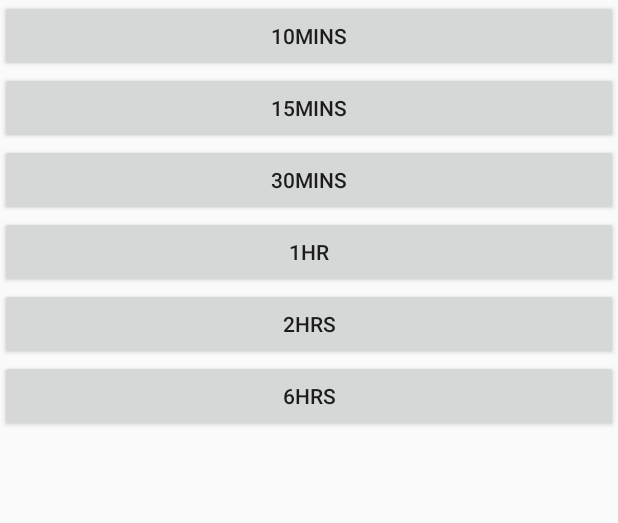
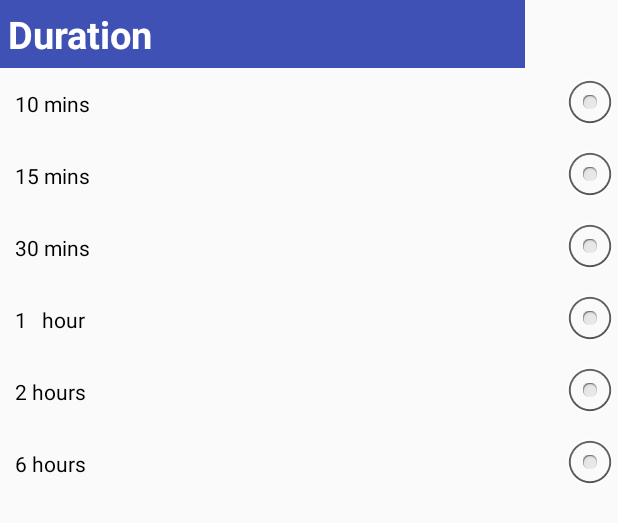
Before and after one commit to naturecurly/ITime, an Android app: the layout fragment_meeting_duration_dialog_button.xml on its own in the app's theme, with its tools: preview values and no code run, on a phone screen of 412 x 824 dp. Shown: the top 523 px of the screen. Run offline under Robolectric (Android 15) with nearby library versions, the phone set to English and light mode, and no system bars.

Commit message:
Radio Button

```diff
--- a/app/src/main/java/com/itime/team/itime/fragments/MeetingAddDialogFragment.java
+++ b/app/src/main/java/com/itime/team/itime/fragments/MeetingAddDialogFragment.java
@@ -6,6 +6,7 @@ import android.support.v4.app.DialogFragment;
 import android.view.LayoutInflater;
 import android.view.View;
 import android.view.ViewGroup;
+import android.view.Window;
 import android.widget.AdapterView;
 import android.widget.ListView;
 import android.widget.SimpleAdapter;
@@ -39,7 +40,8 @@ public class MeetingAddDialogFragment extends DialogFragment implements DataRequ
         listView = (ListView) addDialog.findViewById(R.id.meeting_add_listview);
         listItem = new ArrayList<HashMap<String, Object>>();
         mJsonManager = new JsonManager();
-        getDialog().setTitle("Search");
+//        getDialog().setTitle("Search");
+        getDialog().requestWindowFeature(Window.FEATURE_NO_TITLE);
         return addDialog;
     }
 
--- /dev/null
+++ b/app/src/main/res/drawable/radio_btn.xml
@@ -0,0 +1,6 @@
+<?xml version="1.0" encoding="utf-8"?>
+<selector xmlns:android="http://schemas.android.com/apk/res/android">
+    <item android:state_checked="true" android:color="@color/colorAccent"/>
+    <!-- not selected -->
+    <item android:color="@color/colorPrimary"/>
+</selector>
--- a/app/src/main/res/layout/fragment_meeting_duration_dialog_button.xml
+++ b/app/src/main/res/layout/fragment_meeting_duration_dialog_button.xml
@@ -1,36 +1,47 @@
 <?xml version="1.0" encoding="utf-8"?>
 <LinearLayout xmlns:android="http://schemas.android.com/apk/res/android"
-    android:orientation="vertical" android:layout_width="match_parent"
+    android:orientation="vertical"
+    android:layout_width="match_parent"
     android:layout_height="match_parent">
-    <Button
+    <TextView
+        android:text="@string/meeting_duraiton_dialog_title"
+        style="@style/DialogTitle"
+        />
+    <RadioGroup
         android:layout_width="match_parent"
         android:layout_height="wrap_content"
-        android:text="10mins"
-        android:id="@+id/meeting_duration_tenmins"/>
-    <Button
-        android:layout_width="match_parent"
-        android:layout_height="wrap_content"
-        android:text="15mins"
-        android:id="@+id/meeting_duration_fifteenmins"/>
-    <Button
-        android:layout_width="match_parent"
-        android:layout_height="wrap_content"
-        android:text="30mins"
-        android:id="@+id/meeting_duration_thirtymins"/>
-    <Button
-        android:layout_width="match_parent"
-        android:layout_height="wrap_content"
-        android:text="1hr"
-        android:id="@+id/meeting_duration_onehour"/>
-    <Button
-        android:layout_width="match_parent"
-        android:layout_height="wrap_content"
-        android:text="2hrs"
-        android:id="@+id/meeting_duration_twohours"/>
-    <Button
-        android:layout_width="match_parent"
-        android:layout_height="wrap_content"
-        android:text="6hrs"
-        android:id="@+id/meeting_duration_sixhours"/>
+        android:id="@+id/meeting_duration_parent"
+        android:paddingLeft="10dp">
+        <RadioButton
+            android:text="10 mins"
+            android:id="@+id/meeting_duration_tenmins"
+            style="@style/DialogRadioButton"
+            />
+        <RadioButton
+            style="@style/DialogRadioButton"
+            android:text="15 mins"
+            android:id="@+id/meeting_duration_fifteenmins"
+            />
+        <RadioButton
+            style="@style/DialogRadioButton"
+            android:text="30 mins"
+            android:id="@+id/meeting_duration_thirtymins"
+            />
+        <RadioButton
+            style="@style/DialogRadioButton"
+            android:text="1   hour"
+            android:id="@+id/meeting_duration_onehour"
+            />
+        <RadioButton
+            style="@style/DialogRadioButton"
+            android:text="2 hours"
+            android:id="@+id/meeting_duration_twohours"
+            />
+        <RadioButton
+            style="@style/DialogRadioButton"
+            android:text="6 hours"
+            android:id="@+id/meeting_duration_sixhours"
+            />
+    </RadioGroup>
 
 </LinearLayout>
--- a/app/src/main/res/values/strings.xml
+++ b/app/src/main/res/values/strings.xml
@@ -24,6 +24,9 @@
     <string name="meeting_send_invitation_venue">Venue</string>
     <string name="meeting_search_friend_title">Search Friend</string>
     <string name="meeting_searchbar">Search your friend</string>
+    <string name="meeting_duraiton_dialog_title">Duration</string>
+
+
 
     <string name="phone_contact_title">Search Contacts</string>
 
--- a/app/src/main/res/values/styles.xml
+++ b/app/src/main/res/values/styles.xml
@@ -66,4 +66,22 @@
         <item name="android:layout_height">wrap_content</item>
         <item name="android:minWidth">50dp</item>
     </style>
+
+    <style name="DialogTitle">
+        <item name="android:layout_width">350dp</item>
+        <item name="android:layout_height">wrap_content</item>
+        <item name="android:background">@color/colorPrimary</item>
+        <item name="android:textColor">@color/white</item>
+        <item name="android:textSize">25dp</item>
+        <item name="android:padding">5dp</item>
+        <item name="android:textStyle">bold</item>
+    </style>
+
+    <style name="DialogRadioButton">
+        <item name="android:layout_width">match_parent</item>
+        <item name="android:layout_height">wrap_content</item>
+        <item name="android:button">@null</item>
+        <item name="android:drawableRight">@android:drawable/btn_radio</item>
+
+    </style>
 </resources>
```
Also changed, not shown: app/src/main/java/com/itime/team/itime/fragments/MeetingDurationDialogFragment.java (+39 -30 lines).
